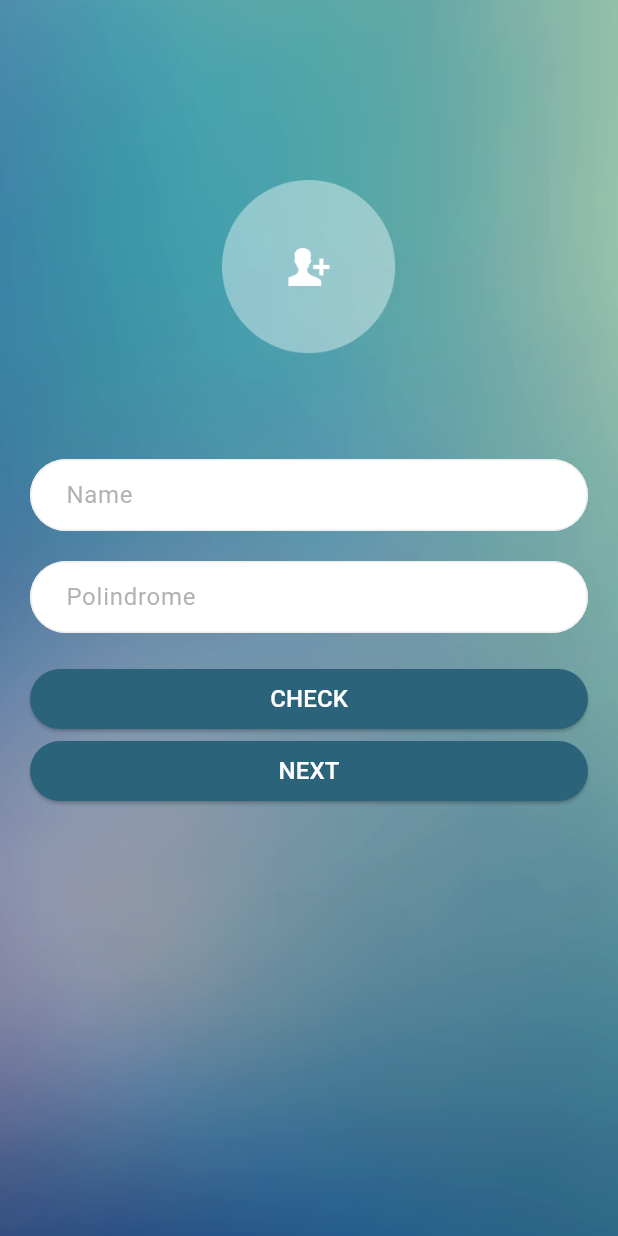
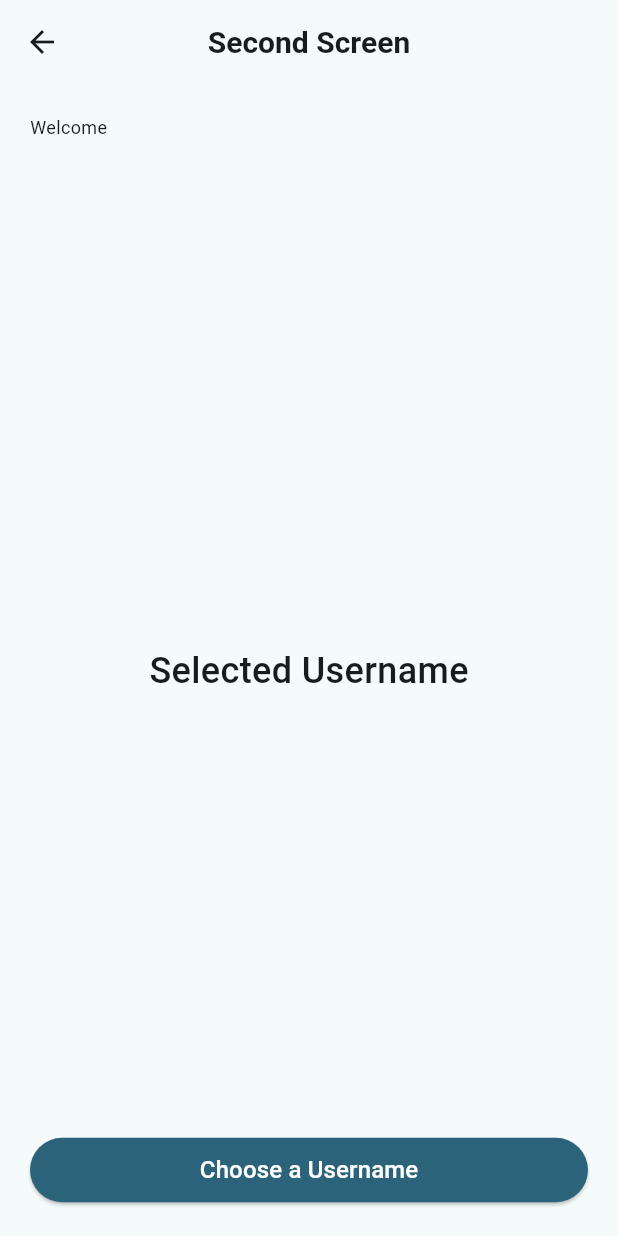
Before and after one commit to LiaDwiyanti/LiaDwiyanti-FlutterApp, a Flutter app: the screen it shows after launch, after a tap on "NEXT", on a phone screen of 412 x 824 dp. Run offline on Flutter 3.47's test engine with Material 3 defaults, Android fonts, the phone set to English and light mode, and no system bars.

Commit message:
Update Screen 2

```diff
--- a/lib/main.dart
+++ b/lib/main.dart
@@ -21,7 +21,9 @@ class MyApp extends StatelessWidget {
       debugShowCheckedModeBanner: false,
       title: 'Flutter App',
       theme: ThemeData(
-        primarySwatch: Colors.blue,
+        colorScheme: ColorScheme.fromSeed(
+          seedColor: Colors.white,
+        ),
       ),
       home: FirstScreen(),
     );
--- a/lib/providers/palindrom_provider.dart
+++ b/lib/providers/palindrom_provider.dart
@@ -14,6 +14,7 @@ class PalindromeProvider extends ChangeNotifier {
 
   void setPalindrome(String palindrome) {
     _palindrome = palindrome;
+    print('Set palindrome: $_palindrome');
     notifyListeners();
   }
 
--- a/lib/view/first_screen.dart
+++ b/lib/view/first_screen.dart
@@ -1,6 +1,7 @@
 import 'package:flutter/material.dart';
 import 'package:provider/provider.dart';
 import 'package:mobile_app/providers/palindrom_provider.dart';
+import 'package:mobile_app/view/second_screen.dart';
 
 class FirstScreen extends StatelessWidget {
   @override
@@ -17,7 +18,7 @@ class FirstScreen extends StatelessWidget {
             ),
           ),
           child: Column(
-            children: <Widget>[
+            children: [
               Container(
                 margin: EdgeInsets.all(20.0),
                 child: Column(
@@ -33,8 +34,8 @@ class FirstScreen extends StatelessWidget {
                       onChanged: (value) => provider.setName(value),
                       decoration: InputDecoration(
                         contentPadding: EdgeInsets.symmetric(horizontal: 20.0),
-                        labelText: 'Name',
-                        labelStyle: TextStyle(
+                        hintText: 'Name',
+                        hintStyle: TextStyle(
                           color: const Color.fromARGB(202, 158, 158, 158),
                         ),
                         filled: true,
@@ -43,14 +44,19 @@ class FirstScreen extends StatelessWidget {
                           borderRadius: BorderRadius.circular(50.0),
                           borderSide: BorderSide(color: const Color.fromARGB(255, 238, 238, 238), width: 1.0),
                         ),
+                        focusedBorder: OutlineInputBorder(
+                          borderRadius: BorderRadius.circular(50.0),
+                          borderSide: BorderSide(color: const Color.fromARGB(255, 20, 181, 255), width: 1.0),
+                        ),
                       ),
                     ),
                     SizedBox(height: 20.0),
                     TextField(
+                      onChanged: (value) => provider.setPalindrome(value),
                       decoration: InputDecoration(
                         contentPadding: EdgeInsets.symmetric(horizontal: 20.0),
-                        labelText: 'Polindrome',
-                        labelStyle: TextStyle(
+                        hintText: 'Palindrome',
+                        hintStyle: TextStyle(
                           color: const Color.fromARGB(202, 158, 158, 158),
                         ),
                         filled: true,
@@ -59,12 +65,24 @@ class FirstScreen extends StatelessWidget {
                           borderRadius: BorderRadius.circular(50.0),
                           borderSide: BorderSide(color: const Color.fromARGB(255, 238, 238, 238), width: 1.0),
                         ),
+                        focusedBorder: OutlineInputBorder(
+                          borderRadius: BorderRadius.circular(50.0),
+                          borderSide: BorderSide(color: const Color.fromARGB(255, 20, 181, 255), width: 1.0),
+                        ),
                       ),
                     ),
-                    SizedBox(height: 20.0),
+                    SizedBox(height: 40.0),
                     ElevatedButton(
                       onPressed: () {
-                        // Handle button press
+                        final palindrome = provider.palindrome;
+                        if (palindrome.isNotEmpty) {
+                          final isPalin = provider.isPalindrome();
+                          ScaffoldMessenger.of(context).showSnackBar(
+                            SnackBar(
+                              content: Text(isPalin ? 'isPalindrome' : 'Not palindrome'),
+                            ),
+                          );
+                        }
                       },
                       style: ElevatedButton.styleFrom(
                         shape: RoundedRectangleBorder(
@@ -77,9 +95,13 @@ class FirstScreen extends StatelessWidget {
                         style: TextStyle(color: Colors.white, fontSize: 16.0),
                       ),
                     ),
+                    SizedBox(height: 10.0),
                     ElevatedButton(
                       onPressed: () {
-                        // Handle button press
+                        Navigator.push(
+                          context,
+                          MaterialPageRoute(builder: (_) => SecondScreen())
+                        );
                       },
                       style: ElevatedButton.styleFrom(
                         shape: RoundedRectangleBorder(
--- a/lib/view/second_screen.dart
+++ b/lib/view/second_screen.dart
@@ -2,14 +2,74 @@ import 'package:flutter/material.dart';
 import 'package:provider/provider.dart';
 import 'package:mobile_app/providers/palindrom_provider.dart';
 
-class NextScreen extends StatelessWidget {
+class SecondScreen extends StatelessWidget {
   @override
   Widget build(BuildContext context) {
     final name = Provider.of<PalindromeProvider>(context).name;
 
     return Scaffold(
-      body: Center(
-        child: Text('Halo, $name'),
+      appBar: AppBar(
+        title: Text('Second Screen',
+          style: TextStyle(fontSize: 20, fontWeight: FontWeight.bold),
+        ),
+        centerTitle: true,
+      ),
+      body: SafeArea(
+        child: Container(
+          padding: EdgeInsets.all(20.0),
+          child: Column(
+            mainAxisAlignment: MainAxisAlignment.spaceBetween,
+            crossAxisAlignment: CrossAxisAlignment.start,
+            children: [
+              Column(
+                crossAxisAlignment: CrossAxisAlignment.start,
+                children: [
+                  Text(
+                   'Welcome',
+                    style: TextStyle(fontSize: 12),
+                  ),
+                  Text(
+                    name,
+                    style: TextStyle(fontSize: 18, fontWeight: FontWeight.bold),
+                  ),
+                ],
+              ),
+              SizedBox(height: 20),
+              Expanded(
+                child: Center(
+                  child:
+                    Text(
+                      'Selected Username',
+                      style: TextStyle(fontSize: 24, fontWeight: FontWeight.w500),
+                    ),
+                ),
+              ),
+
+              Center(
+                child: Column(
+                  crossAxisAlignment: CrossAxisAlignment.stretch,
+                  children: [
+                    ElevatedButton(
+                      onPressed: () {
+                        Navigator.pop(context);
+                      },
+                      style: ElevatedButton.styleFrom(
+                        shape: RoundedRectangleBorder(
+                          borderRadius: BorderRadius.circular(30.0),
+                        ),
+                        backgroundColor: Color(0xFF2B637B),
+                        padding: EdgeInsets.symmetric(horizontal: 20.0, vertical: 10.0),
+                      ),
+                      child: Text('Choose a Username',
+                        style: TextStyle(fontSize: 16, fontWeight: FontWeight.w500, color: Colors.white),
+                      ),
+                    ),
+                  ],
+                ),
+              ),
+            ],
+          ),
+        ),
       ),
     );
   }
```
